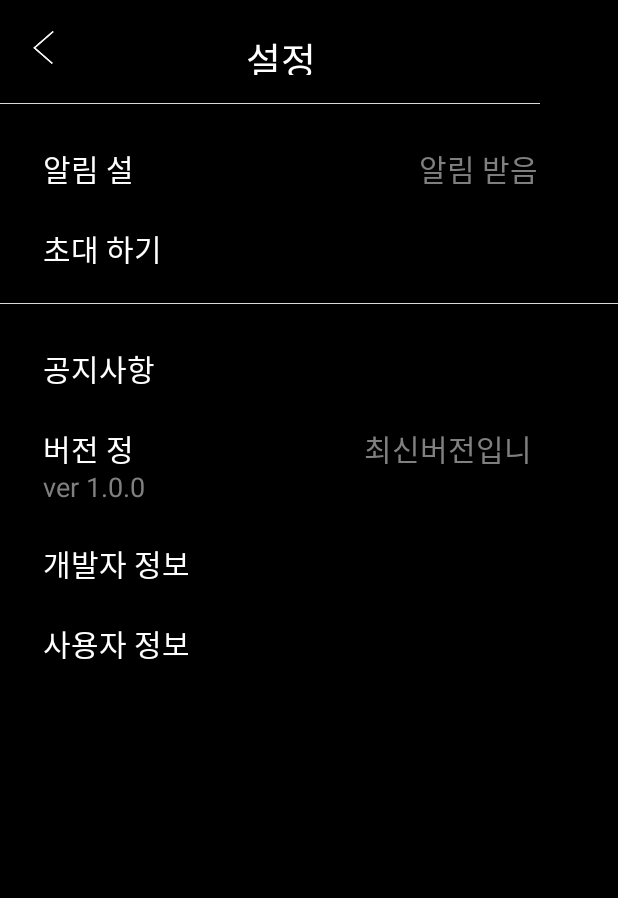
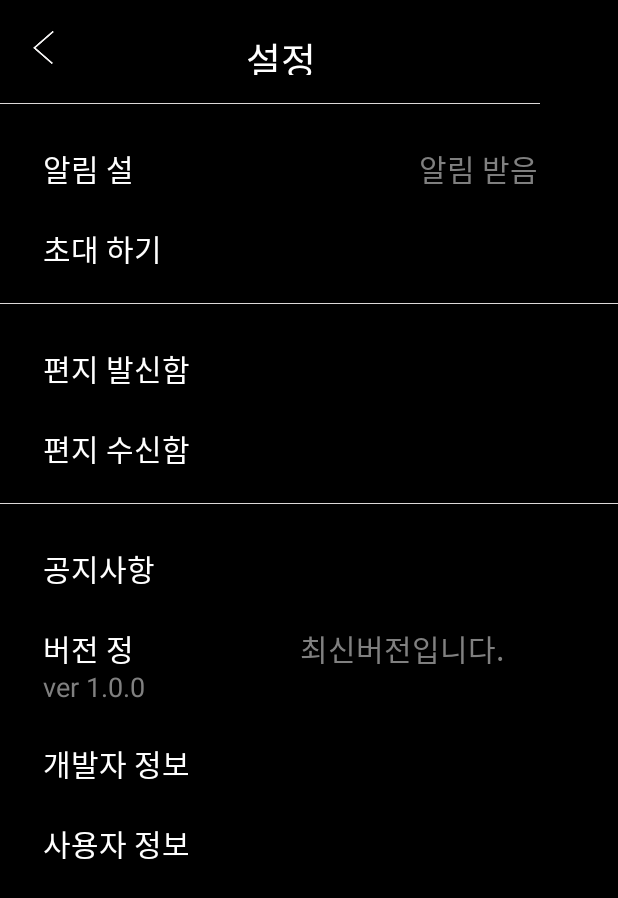
Before and after one commit to Kimmoonsu/Letter, an Android app: the SettingActivity screen opened directly, with no data from a screen before it, on a phone screen of 412 x 824 dp. Shown: the top 898 px of the screen. Run offline under Robolectric (Android 15) with nearby library versions, the phone set to English and light mode, and no system bars.

Commit message:
20160722 03:12 update

```diff
--- a/app/src/main/AndroidManifest.xml
+++ b/app/src/main/AndroidManifest.xml
@@ -57,6 +57,7 @@
         <activity android:name=".SettingActivity" />
         <activity android:name=".MyInformation" />
         <activity android:name=".AddFriendActivity"/>
+        <activity android:name=".LetterListActivity"/>
 
         <meta-data
             android:name="com.facebook.sdk.ApplicationId"
--- a/app/src/main/java/onepercent/mobile/com/onepercent/CardActivity.java
+++ b/app/src/main/java/onepercent/mobile/com/onepercent/CardActivity.java
@@ -428,7 +428,7 @@ public class CardActivity extends Activity implements View.OnClickListener, POII
         Log.d("letter","Item name : "+mapPOIItem.getItemName());
         if(mapPOIItem.getItemName().equals("green") || mapPOIItem.getItemName().equals("red")) //   (읽을 수 있음)
         {
-            Toast.makeText(CardActivity.this, item.send_id+" "+item.send_name+" "+item.address+" "+item.context+" "+item.latitude+" "+item.longitude, Toast.LENGTH_SHORT).show();
+            //Toast.makeText(CardActivity.this, item.send_id+" "+item.send_name+" "+item.address+" "+item.context+" "+item.latitude+" "+item.longitude, Toast.LENGTH_SHORT).show();
             LayoutInflater inflate = (LayoutInflater) getSystemService(Context.LAYOUT_INFLATER_SERVICE);
             View layout = inflate.inflate(R.layout.letter_templete, null);
 
--- a/app/src/main/java/onepercent/mobile/com/onepercent/Custom/FaceFriendData.java
+++ b/app/src/main/java/onepercent/mobile/com/onepercent/Custom/FaceFriendData.java
@@ -6,6 +6,4 @@ package onepercent.mobile.com.onepercent.Custom;
 public class FaceFriendData {
     int id;
     String name;
-    String phone;
-
 }
--- a/app/src/main/java/onepercent/mobile/com/onepercent/MyInformation.java
+++ b/app/src/main/java/onepercent/mobile/com/onepercent/MyInformation.java
@@ -35,9 +35,7 @@ public class MyInformation extends Activity {
         BACK1.setOnClickListener(new View.OnClickListener() { // 알림창에서 뒤로가기 버튼 눌렀을때
             @Override
             public void onClick(View v) {
-
                 Intent intent1 = new Intent(getApplicationContext(), SettingActivity.class);
-                Toast.makeText(getApplication(), "사용자정보 에서 뒤로가기", Toast.LENGTH_SHORT).show();
                 startActivity(intent1);
                 finish();
             }
--- a/app/src/main/java/onepercent/mobile/com/onepercent/SQLite/LetterInfo.java
+++ b/app/src/main/java/onepercent/mobile/com/onepercent/SQLite/LetterInfo.java
@@ -10,7 +10,7 @@ public class LetterInfo {
     public Double longitude;
     public int state;
     public String date;
-
+    public LetterInfo() {}
     public LetterInfo(int letter_id, String send_id,  String send_name, String context, String address,Double latitude,   Double longitude, int state, String date)
     {
         //letter_id,  send_id,   send_name,  context, latitude,    longitude,  state
--- a/app/src/main/java/onepercent/mobile/com/onepercent/SettingActivity.java
+++ b/app/src/main/java/onepercent/mobile/com/onepercent/SettingActivity.java
@@ -12,7 +12,7 @@ import android.widget.Toast;
 
 public class SettingActivity extends Activity implements View.OnClickListener{
     ImageView BACK;
-    TextView Alarm,Alarmtext,notice,information1,version1,invite , myinformation;
+    TextView Alarm,Alarmtext,notice,information1,version1,invite , reciveBox, sendBox;
     int PP =2;//2는 알림받는다는 것을 초기화
     int distance;
     @Override
@@ -29,18 +29,21 @@ public class SettingActivity extends Activity implements View.OnClickListener{
         Alarmtext =(TextView) findViewById(R.id.alarmtext);//
         notice =(TextView) findViewById(R.id.notice);
         information1 =(TextView) findViewById(R.id.information);
-        myinformation =(TextView) findViewById(R.id.myinformation);
         version1=(TextView) findViewById(R.id.version);
+        reciveBox=(TextView) findViewById(R.id.reciveBox);
+        sendBox=(TextView) findViewById(R.id.sendBox);
+
         BACK.setOnClickListener(this);
         Alarm.setOnClickListener(this);
         invite.setOnClickListener(this);
         notice.setOnClickListener(this);
         version1.setOnClickListener(this);
         information1.setOnClickListener(this);
-        myinformation.setOnClickListener(this);
+        reciveBox.setOnClickListener(this);
+        sendBox.setOnClickListener(this);
 
-        //  Intent intent = new Intent(this.getIntent());
-        //   PP= intent.getIntExtra("P",0); //p는 알람에서 스위치 꺼짐했을때가 p가 1 켜져있을때가 p가 2
+        Intent intent = new Intent(this.getIntent());
+        PP= intent.getIntExtra("P",0); //p는 알람에서 스위치 꺼짐했을때가 p가 1 켜져있을때가 p가 2
 
         if(PP==2)
         {
@@ -57,14 +60,12 @@ public class SettingActivity extends Activity implements View.OnClickListener{
 
     @Override
     public void onClick(View v) {
+        Intent intent;
         switch(v.getId()) {
             case R.id.back:
                 finish();
                 break;
             case R.id.alarm:
-                Intent intent2 = new Intent(getApplicationContext(), alarm.class);
-                Toast.makeText(getApplication(), "알림설정 누름", Toast.LENGTH_SHORT).show();
-                startActivity(intent2);
 
                 break;
             case R.id.invite :
@@ -78,10 +79,13 @@ public class SettingActivity extends Activity implements View.OnClickListener{
                 break;
             case R.id.information :
                 break;
-            case R.id.myinformation :
-                Intent intent4 = new Intent(getApplicationContext(), MyInformation.class);
-                Toast.makeText(getApplication(), "사용자정보 누름", Toast.LENGTH_SHORT).show();
-                startActivity(intent4);
+            case R.id.sendBox:
+                intent = new Intent(SettingActivity.this, LetterListActivity.class);
+                startActivity(intent);
+                break;
+            case R.id.reciveBox:
+//                intent = new Intent(SettingActivity.this, LetterListActivity.class);
+//                startActivity(intent);
                 break;
         }
     }
--- a/app/src/main/java/onepercent/mobile/com/onepercent/alarm.java
+++ b/app/src/main/java/onepercent/mobile/com/onepercent/alarm.java
@@ -45,7 +45,6 @@ public class alarm extends SettingActivity {
 
                if(isChecking==true)//스위치가 꺼졌을때
                {
-                   Toast.makeText(getApplication(), "OFF", Toast.LENGTH_SHORT).show();
                    alarmTV.setText(" 받지 않음"); //text 받음으로 바뀜
                   // Alarmtext.setText("받지 않음"); // activity_main 즉 설정 메인 창에 알림 설정 상태를 받지않음 으로 바꿈
                    p=1; //1 일때 스위치 켜져있는거
@@ -53,7 +52,6 @@ public class alarm extends SettingActivity {
                }
                else if(isChecking==false)//스위치가 켜졌을때
                {
-                   Toast.makeText(getApplication(), "ON", Toast.LENGTH_SHORT).show();
                    alarmTV.setText(" 받음"); //text 받음으로 바뀜
 
                    p=2;//2일때 스위치 꺼져있는거
@@ -77,7 +75,7 @@ public class alarm extends SettingActivity {
             public void onClick(View v) {
 
                 Intent intent1 = new Intent(getApplicationContext(), SettingActivity.class);
-                Toast.makeText(getApplication(), "알람에서 뒤로가기", Toast.LENGTH_SHORT).show();
+
                 intent1.putExtra("P", p);
                 startActivity(intent1);
 
--- a/app/src/main/res/layout/activity_add_friend.xml
+++ b/app/src/main/res/layout/activity_add_friend.xml
@@ -59,6 +59,7 @@
         android:id="@+id/friendlistView"
         android:layout_width="match_parent"
         android:divider="#ffffff"
+        android:dividerHeight="3dp"
         android:layout_height="match_parent" />
 
 </LinearLayout>
--- a/app/src/main/res/layout/activity_alarm.xml
+++ b/app/src/main/res/layout/activity_alarm.xml
@@ -31,7 +31,7 @@
             android:layout_marginTop="20dp"
             android:text="알림 설정"
             android:textColor="#ffffff"
-            android:textSize="18sp"
+            android:textSize="18dp"
             />
 
     </LinearLayout>
@@ -95,7 +95,7 @@
            android:layout_height="13dp"
            android:layout_marginTop="16.2dp"
            android:layout_marginLeft="31.5dp"
-           android:text="알림을 통해 나에게 온 카드의 소식을 받아볼 수 있습니다."
+           android:text=""
            android:textSize="9sp"
            android:textColor="#808080"
            />
--- a/app/src/main/res/layout/activity_friend.xml
+++ b/app/src/main/res/layout/activity_friend.xml
@@ -53,6 +53,8 @@
 
     <ListView
         android:id="@+id/friendlistView"
+        android:divider="#ffffff"
+        android:dividerHeight="3dp"
         android:layout_width="match_parent"
         android:layout_height="match_parent" />
 </LinearLayout>
--- a/app/src/main/res/layout/activity_setting.xml
+++ b/app/src/main/res/layout/activity_setting.xml
@@ -31,7 +31,7 @@
             android:layout_marginTop="20dp"
             android:text="설정"
             android:textColor="#ffffff"
-            android:textSize="25sp"
+            android:textSize="25dp"
             />
 
 
@@ -66,7 +66,7 @@
             android:onClick="alarm"
             android:id="@+id/alarm"
             android:textColor="#ffffff"
-            android:textSize="20sp"
+            android:textSize="20dp"
             />
 
         <TextView
@@ -77,7 +77,7 @@
             android:text="알림 받음"
             android:id="@+id/alarmtext"
             android:textColor="#808080"
-            android:textSize="20sp"
+            android:textSize="20dp"
             />
 
     </LinearLayout>
@@ -92,7 +92,7 @@
         android:text="초대 하기"
         android:id="@+id/invite"
         android:textColor="#ffffff"
-        android:textSize="20sp"
+        android:textSize="20dp"
         />
 
 
@@ -104,7 +104,37 @@
         android:background="#dcd8d8"
 
         />
+    <TextView
+        android:layout_width="130dp"
+        android:layout_height="25dp"
+        android:layout_marginLeft="28.8dp"
+        android:layout_marginTop="28dp"
+        android:text="편지 발신함"
+        android:id="@+id/sendBox"
+        android:textColor="#ffffff"
+        android:textSize="20dp" />
 
+
+
+    <TextView
+        android:layout_width="130dp"
+        android:layout_height="25dp"
+        android:layout_marginLeft="28.8dp"
+        android:layout_marginTop="28dp"
+        android:text="편지 수신함"
+        android:id="@+id/reciveBox"
+        android:textColor="#ffffff"
+        android:textSize="20dp" />
+
+
+
+    <TextView
+        android:layout_width="match_parent"
+        android:layout_height="0.8dp"
+        android:textSize="0.3dp"
+        android:layout_marginTop="25.9dp"
+        android:background="#dcd8d8"
+        android:id="@+id/textView2" />
     <TextView
         android:layout_width="99.3dp"
         android:layout_height="25dp"
@@ -113,7 +143,7 @@
         android:text="공지사항"
         android:id="@+id/notice"
         android:textColor="#ffffff"
-        android:textSize="20sp"
+        android:textSize="20dp"
         />
 
 
@@ -126,24 +156,24 @@
 
         >
         <TextView
-            android:layout_width="99.3dp"
+            android:layout_width="100.3dp"
             android:layout_height="25dp"
             android:paddingLeft="28.8dp"
             android:layout_marginTop="28dp"
             android:text="버전 정보"
             android:id="@+id/version"
             android:textColor="#ffffff"
-            android:textSize="20sp"
+            android:textSize="20dp"
             />
 
         <TextView
-            android:layout_width="119.3dp"
+            android:layout_width="200.3dp"
             android:layout_height="25dp"
-            android:layout_marginLeft="143dp"
+            android:layout_marginLeft="100dp"
             android:layout_marginTop="28dp"
-            android:text="최신버전입니다"
+            android:text="최신버전입니다."
             android:textColor="#808080"
-            android:textSize="20sp"
+            android:textSize="20dp"
             />
     </LinearLayout>
 
@@ -154,7 +184,7 @@
         android:layout_marginTop="2.8dp"
         android:text="ver 1.0.0"
         android:textColor="#808080"
-        android:textSize="18sp"
+        android:textSize="18dp"
         />
 
     <TextView
@@ -165,7 +195,7 @@
         android:text="개발자 정보"
         android:id="@+id/information"
         android:textColor="#ffffff"
-        android:textSize="20sp"
+        android:textSize="20dp"
         />
 
 
@@ -177,7 +207,7 @@
         android:text="사용자 정보"
         android:id="@+id/myinformation"
         android:textColor="#ffffff"
-        android:textSize="20sp"
+        android:textSize="20dp"
         />
 
 
--- a/app/src/main/res/layout/letter_templete.xml
+++ b/app/src/main/res/layout/letter_templete.xml
@@ -8,7 +8,7 @@
         android:layout_width="wrap_content"
         android:layout_height="wrap_content"
         android:textAppearance="?android:attr/textAppearanceLarge"
-        android:text="To. 김문수"
+        android:text="To. "
         android:padding="20dp"
         android:id="@+id/tem_to" />
 
@@ -17,7 +17,7 @@
         android:layout_height="wrap_content"
         android:textAppearance="?android:attr/textAppearanceMedium"
         android:scrollbars="vertical"
-        android:text="이거 잘만들면 좋겠어여 행쇼행쇼!이거 잘만들면 좋겠어여 행쇼행쇼!이거 잘만들면 좋겠어여 행쇼행쇼!이거 잘만들면 좋겠어여 행쇼행쇼!"
+        android:text=""
         android:padding="20dp"
         android:id="@+id/tem_context" />
 
@@ -33,7 +33,7 @@
         android:layout_width="wrap_content"
         android:layout_height="wrap_content"
         android:textAppearance="?android:attr/textAppearanceLarge"
-        android:text="From. 이선아"
+        android:text="From. "
         android:padding="20dp"
         android:id="@+id/tem_from" />
 
```
Also changed, not shown: app/src/main/java/onepercent/mobile/com/onepercent/Custom/LetterAdapter.java (added, +101 -0 lines), app/src/main/java/onepercent/mobile/com/onepercent/Custom/LetterHolder.java (added, +16 -0 lines), app/src/main/java/onepercent/mobile/com/onepercent/LetterListActivity.java (added, +72 -0 lines), app/src/main/java/onepercent/mobile/com/onepercent/MapActivity.java (+2 -5 lines), app/src/main/java/onepercent/mobile/com/onepercent/SQLite/DBManager.java (+9 -5 lines), app/src/main/res/layout/activity_letter_list.xml (added, +24 -0 lines), app/src/main/res/layout/letter_item.xml (added, +52 -0 lines).
